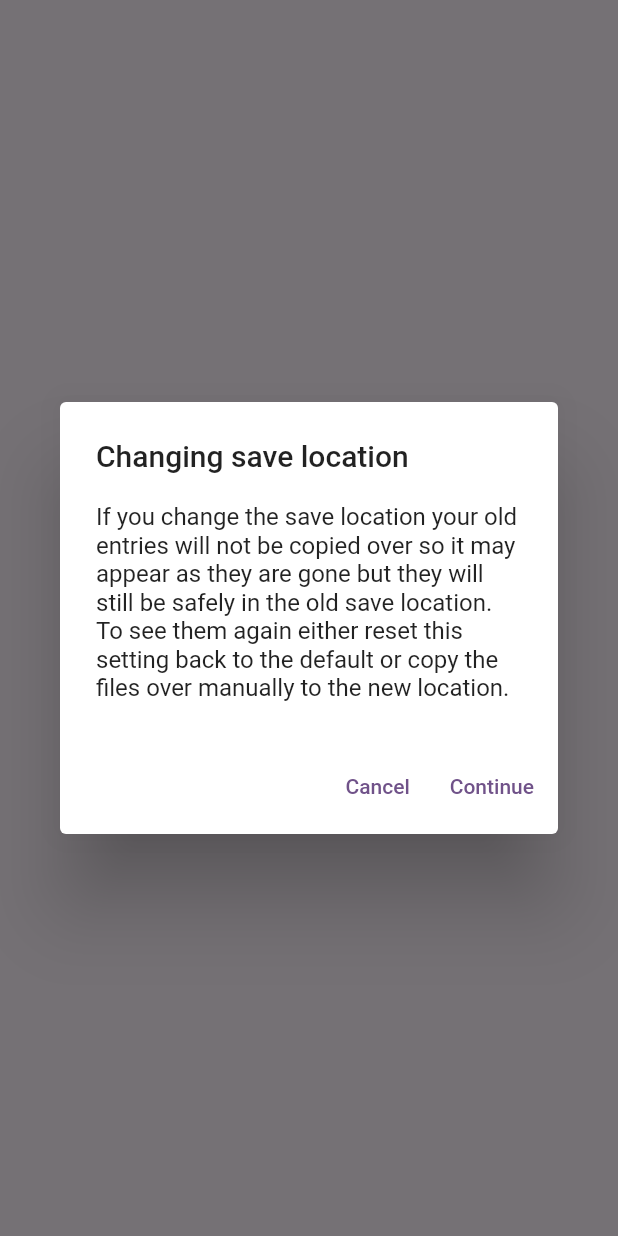
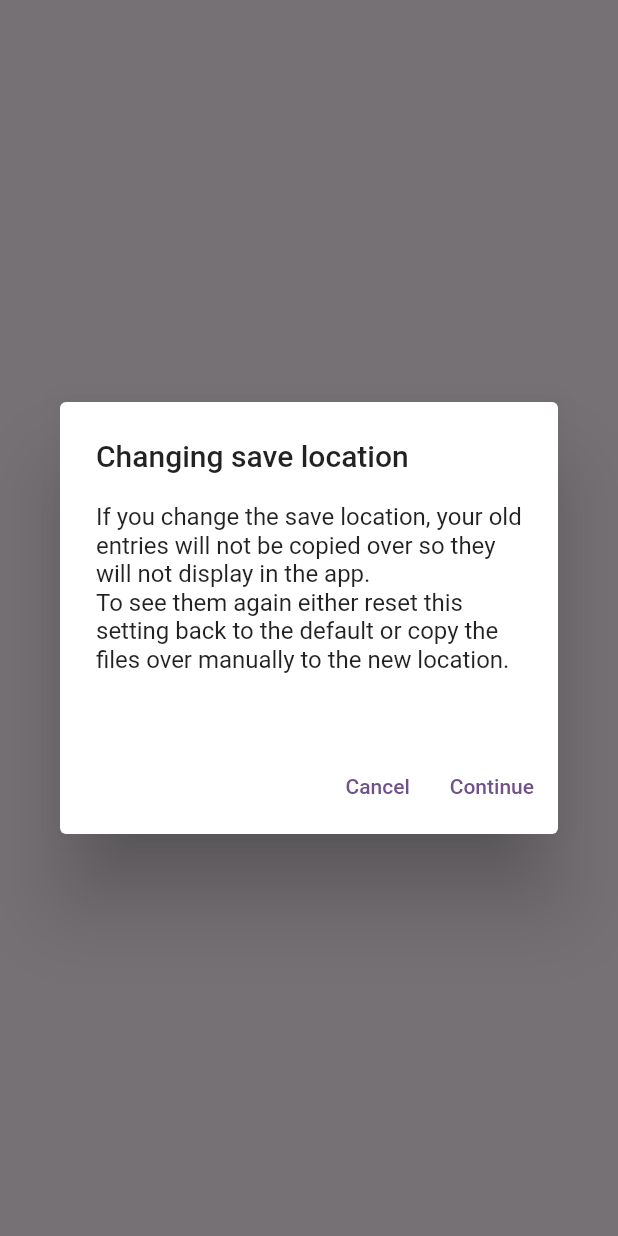
Before and after one commit to Voklen/Daily-Diary, a Flutter app: what confirmChangingSavePath() shows on an empty page, opened directly, on a phone screen of 412 x 824 dp. Run offline on Flutter 3.47's test engine with Material 2 defaults, Android fonts, the phone set to English and light mode, and no system bars; our stand-ins replace file_picker, flutter_colorpicker, shared_preferences; missing offline and left inert: flutter_window_close, shared_storage, toml; accounts and stored records are empty.

Commit message:
Clarify text of save location popup

```diff
--- a/lib/widgets/settings_widgets/save_path.dart
+++ b/lib/widgets/settings_widgets/save_path.dart
@@ -125,9 +125,10 @@ Future<bool> confirmChangingSavePath(BuildContext context) async {
     context: context,
     builder: (BuildContext context) => AlertDialog(
       title: const Text('Changing save location'),
-      content: const Text(
-        'If you change the save location your old entries will not be copied over so it may appear as they are gone but they will still be safely in the old save location. To see them again either reset this setting back to the default or copy the files over manually to the new location.',
-      ),
+      content: const Text('''
+If you change the save location, your old entries will not be copied over so they will not display in the app.
+To see them again either reset this setting back to the default or copy the files over manually to the new location.
+        '''),
       actions: <Widget>[
         TextButton(
           onPressed: () => Navigator.pop(context, false),
```
